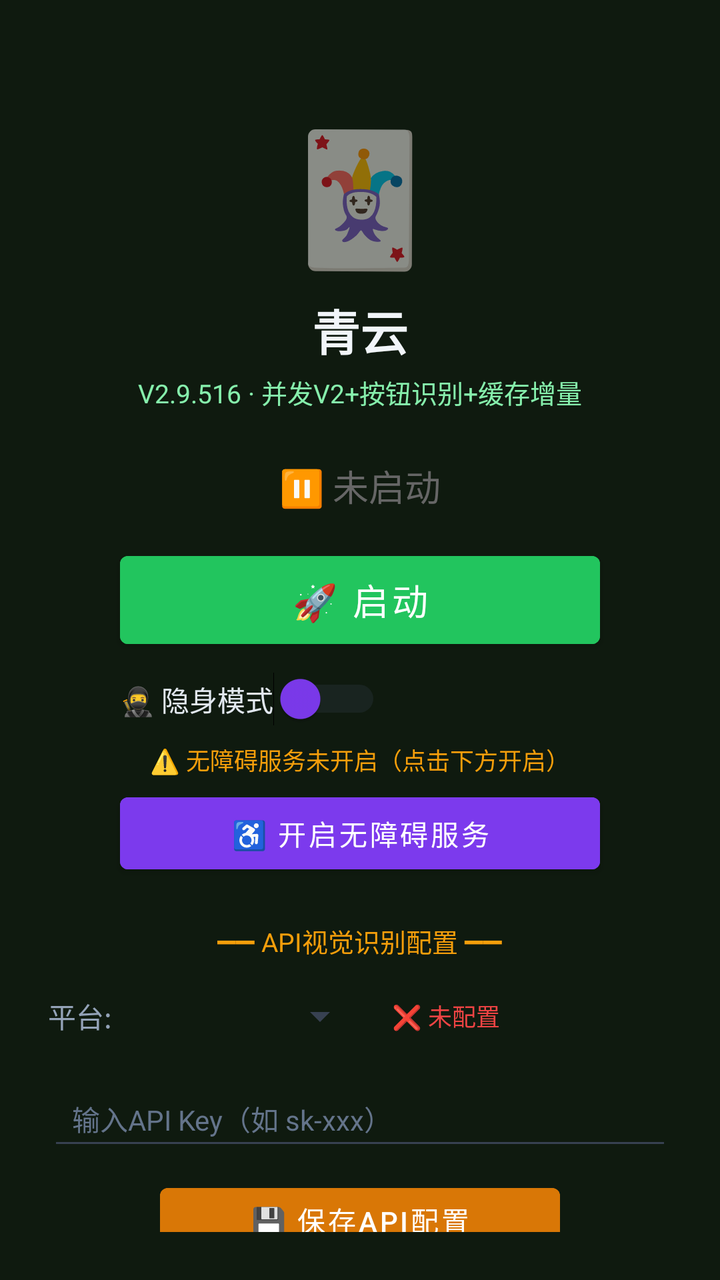
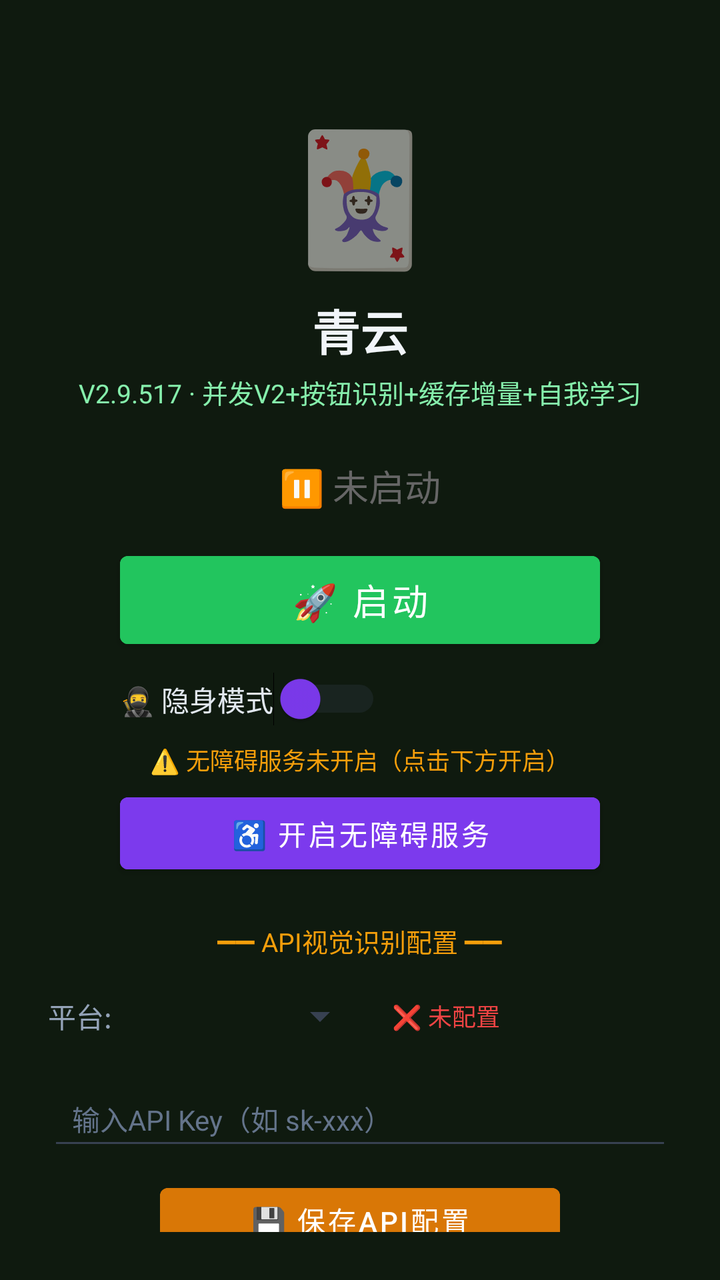

Before-and-after screenshots of an Android layout around one commit, followed by the original layout XML and the change that was made.
<!-- AndroidManifest.xml: activity theme Theme.MjScreenshot -->
<!-- res/layout/activity_main.xml -->
<?xml version="1.0" encoding="utf-8"?>
<LinearLayout xmlns:android="http://schemas.android.com/apk/res/android"
    android:layout_width="match_parent"
    android:layout_height="match_parent"
    android:orientation="vertical"
    android:background="#0f1a0f"
    android:padding="24dp"
    android:gravity="center_horizontal">

    <TextView
        android:layout_width="wrap_content"
        android:layout_height="wrap_content"
        android:text="🃏"
        android:textSize="64sp"
        android:layout_marginTop="30dp" />

    <TextView
        android:layout_width="wrap_content"
        android:layout_height="wrap_content"
        android:text="青云"
        android:textSize="24sp"
        android:textColor="#f1f5f9"
        android:textStyle="bold"
        android:layout_marginTop="8dp" />

    <TextView
        android:layout_width="wrap_content"
        android:layout_height="wrap_content"
        android:text="V2.9.516 · 并发V2+按钮识别+缓存增量"
        android:textSize="13sp"
        android:textColor="#86efac"
        android:layout_marginTop="4dp" />

    <TextView
        android:id="@+id/tvStatus"
        android:layout_width="wrap_content"
        android:layout_height="wrap_content"
        android:text="⏸ 未启动"
        android:textSize="18sp"
        android:textColor="#666666"
        android:layout_marginTop="24dp" />

    <Button
        android:id="@+id/btnStart"
        android:layout_width="240dp"
        android:layout_height="56dp"
        android:text="🚀 启动"
        android:textSize="18sp"
        android:textColor="#ffffff"
        android:backgroundTint="#22c55e"
        android:layout_marginTop="16dp" />

    <Button
        android:id="@+id/btnHelper"
        android:layout_width="240dp"
        android:layout_height="56dp"
        android:text="🃏 打开智囊"
        android:textSize="16sp"
        android:textColor="#ffffff"
        android:backgroundTint="#16a34a"
        android:layout_marginTop="12dp"
        android:visibility="gone" />

    
    <LinearLayout
        android:layout_width="240dp"
        android:layout_height="wrap_content"
        android:orientation="horizontal"
        android:gravity="center_vertical"
        android:layout_marginTop="8dp">

        <Switch
            android:id="@+id/switchStealth"
            android:layout_width="wrap_content"
            android:layout_height="wrap_content"
            android:text="🥷 隐身模式"
            android:textColor="#e2e8f0"
            android:textSize="14sp"
            android:thumbTint="#7c3aed"
            android:trackTint="#374151" />
    </LinearLayout>

    <TextView
        android:id="@+id/tvAccessibilityStatus"
        android:layout_width="wrap_content"
        android:layout_height="wrap_content"
        android:text="⚠️ 无障碍服务未开启（点击下方开启）"
        android:textSize="12sp"
        android:textColor="#f59e0b"
        android:layout_marginTop="8dp"
        android:gravity="center" />

    <Button
        android:id="@+id/btnAccessibility"
        android:layout_width="240dp"
        android:layout_height="48dp"
        android:text="♿ 开启无障碍服务"
        android:textSize="14sp"
        android:textColor="#ffffff"
        android:backgroundTint="#7c3aed"
        android:layout_marginTop="4dp" />

    <TextView
        android:layout_width="wrap_content"
        android:layout_height="wrap_content"
        android:text="━━ API视觉识别配置 ━━"
        android:textSize="13sp"
        android:textColor="#f59e0b"
        android:layout_marginTop="20dp" />

    <LinearLayout
        android:layout_width="match_parent"
        android:layout_height="wrap_content"
        android:orientation="horizontal"
        android:layout_marginTop="8dp"
        android:gravity="center_vertical">

        <TextView
            android:layout_width="wrap_content"
            android:layout_height="wrap_content"
            android:text="平台:"
            android:textSize="14sp"
            android:textColor="#94a3b8" />

        <Spinner
            android:id="@+id/spinnerProvider"
            android:layout_width="120dp"
            android:layout_height="40dp"
            android:layout_marginStart="8dp"
            android:backgroundTint="#374151" />

        <TextView
            android:id="@+id/tvApiStatus"
            android:layout_width="wrap_content"
            android:layout_height="wrap_content"
            android:text="❌ 未配置"
            android:textSize="12sp"
            android:textColor="#ef4444"
            android:layout_marginStart="12dp" />
    </LinearLayout>

    <EditText
        android:id="@+id/etApiKey"
        android:layout_width="match_parent"
        android:layout_height="44dp"
        android:hint="输入API Key（如 sk-xxx）"
        android:textSize="14sp"
        android:textColor="#e2e8f0"
        android:textColorHint="#64748b"
        android:backgroundTint="#374151"
        android:inputType="textPassword"
        android:layout_marginTop="8dp"
        android:paddingStart="12dp"
        android:paddingEnd="12dp" />

    <Button
        android:id="@+id/btnSaveApi"
        android:layout_width="200dp"
        android:layout_height="44dp"
        android:text="💾 保存API配置"
        android:textSize="14sp"
        android:textColor="#ffffff"
        android:backgroundTint="#d97706"
        android:layout_marginTop="8dp" />

    <TextView
        android:id="@+id/tvHint"
        android:layout_width="wrap_content"
        android:layout_height="wrap_content"
        android:text="先点上方按钮启动截屏"
        android:textSize="13sp"
        android:textColor="#666666"
        android:layout_marginTop="12dp"
        android:gravity="center" />

    <TextView
        android:layout_width="wrap_content"
        android:layout_height="wrap_content"
        android:text="使用步骤：\n1. 配置API Key（支持OpenAI/通义千问VL/硅基流动）\n2. 点「开启无障碍服务」→ 开启\n3. 开启「🥷隐身模式」(反检测)\n4. 点「启动」→ 允许悬浮窗\n5. 打牌时点屏幕上的🎯悬浮球即可截屏识别\n★ 拖动悬浮球可移到不挡牌的位置 ★\n★ 长按悬浮球可展开/收起详细面板 ★\n★ 悬浮球边框颜色=建议：绿=加注 橙=跟注 红=弃牌 ★"
        android:textSize="12sp"
        android:textColor="#64748b"
        android:layout_marginTop="12dp"
        android:lineSpacingExtra="3dp" />

</LinearLayout>
<!-- resources referenced by this layout -->
<resources>
  <style name="Theme.MjScreenshot" parent="Theme.MaterialComponents.DayNight.DarkActionBar">
          <item name="colorPrimary">#1e40af</item>
          <item name="colorPrimaryVariant">#1e3a8a</item>
          <item name="colorOnPrimary">#ffffff</item>
          <item name="android:statusBarColor">#0f172a</item>
      </style>
</resources>

<!-- the commit's change to res/layout/activity_main.xml (unified diff, before → after) -->
@@ -26,7 +26,7 @@
     <TextView
         android:layout_width="wrap_content"
         android:layout_height="wrap_content"
-        android:text="V2.9.516 · 并发V2+按钮识别+缓存增量"
+        android:text="V2.9.517 · 并发V2+按钮识别+缓存增量+自我学习"
         android:textSize="13sp"
         android:textColor="#86efac"
         android:layout_marginTop="4dp" />
